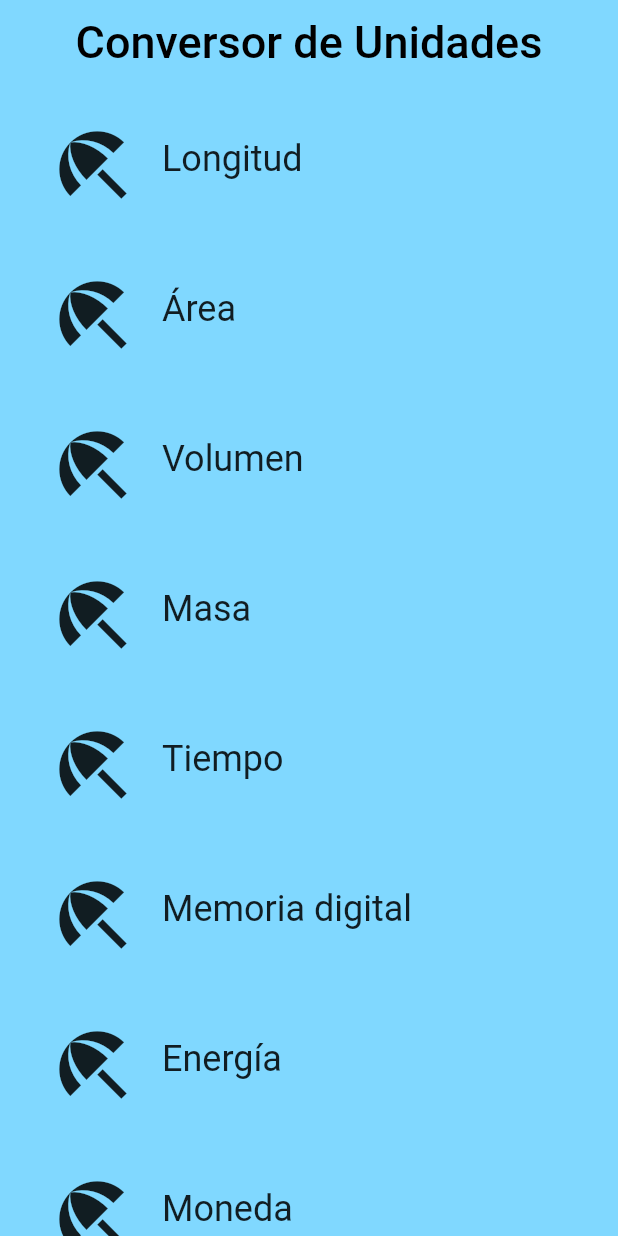
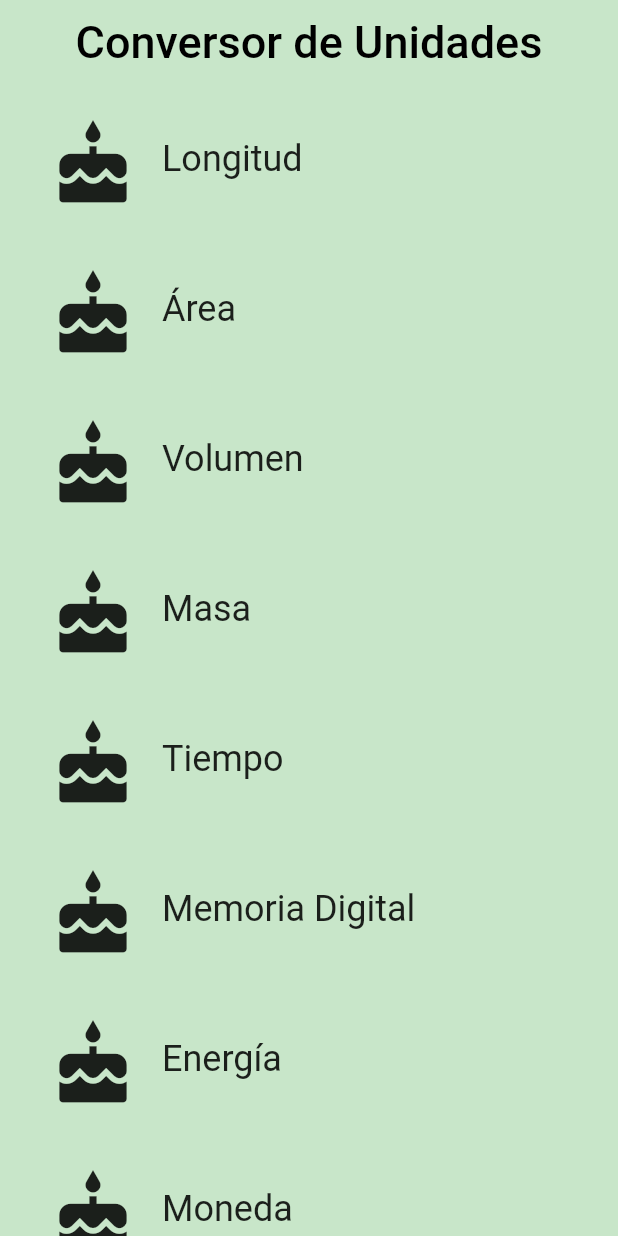
Before and after one commit to manuelvargastapia/conversor_unidades, a Flutter app: the screen it shows after launch, on a phone screen of 412 x 824 dp. Run offline on Flutter 3.47's test engine with Material 2 defaults, Android fonts, the phone set to English and light mode, and no system bars.

Commit message:
Depuración global

```diff
--- /dev/null
+++ b/lib/categoria.dart
@@ -0,0 +1,108 @@
+import 'package:flutter/material.dart';
+import 'package:meta/meta.dart';
+
+import 'package:conversor_unidades/route_conversor.dart';
+import 'package:conversor_unidades/unit.dart';
+
+final _alturaFila = 100.0;
+final _borderRadius = BorderRadius.circular(_alturaFila / 2);
+
+/// Widget para las cateorías de conversiones (Longitud, Masa, etc.).
+///
+/// Se compone de un Icon y un Text.
+/// Al tocarlo, muetsra animación coloreada.
+
+class Categoria extends StatelessWidget {
+  final String nombre;
+  final ColorSwatch color;
+  final IconData icono;
+  final List<Unit> units;
+
+  /// Creación de categorías.
+  ///
+  /// La categoría guarda su nombre (ej: 'Longitud'), su color y su ícono
+
+  // '@required' revisa si un parámetro es pasado o no (obliga a que sea
+  // satisfecho con un argumento). Sin embargo, no evalúa si el argumento
+  // es null, de ahí que se utilicen las sentencias 'assert'
+  const Categoria({
+    Key clave,
+    @required this.nombre,
+    @required this.color,
+    @required this.icono,
+    @required this.units,
+  })  : assert(nombre != null),
+        assert(color != null),
+        assert(icono != null),
+        assert(units != null),
+        super(key : clave);
+
+  /// Navegar hacia route_conversor.dart.
+  /// El método crea nuevas rutas de acuerdo a propiedades de la categoría
+  /// seleccionada (texto de AppBar, color, etc.).
+  void _navegarARouteConversor(BuildContext context) {
+    Navigator.of(context).push(MaterialPageRoute<Null>(
+      builder: (BuildContext context) {
+        return Scaffold(
+          appBar: AppBar(
+            elevation: 1.0,
+            title: Text(
+              nombre,
+              style: Theme.of(context).textTheme.display1,
+            ),
+            centerTitle: true,
+            backgroundColor: color,
+          ),
+          body: RouteConversor(
+            color: color,
+            nombre: nombre,
+            units: units,
+          ),
+        );
+      },
+    ));
+  }
+
+  /// Construir widget que muestra información de la categoría
+  /// Esta info incluye el ícono, nombre y color.
+  // El parámetro 'context' describe la ubicación de este widget en el tree.
+  // Permite obtener los datos Theme del ancestro Theme más cercano en el tree.
+  // Se obtiene el tema para texto 'display1'.
+  @override
+  Widget build(BuildContext context) {
+    return Material(
+      color: Colors.transparent,
+      child: Container(
+        height: _alturaFila,
+        child: InkWell(
+          borderRadius: _borderRadius,
+          highlightColor: color,
+          splashColor: color,
+          onTap: () => _navegarARouteConversor(context), //Equiv: () { function(); }
+          child: Padding(
+            padding: EdgeInsets.all(8.0),
+            child: Row(
+              crossAxisAlignment: CrossAxisAlignment.stretch,
+              children: [
+                Padding(
+                  padding: EdgeInsets.all(16.0),
+                  child: Icon(
+                    icono,
+                    size: 60.0,
+                  ),
+                ),
+                Center(
+                  child: Text(
+                    nombre,
+                    textAlign: TextAlign.center,
+                    style: Theme.of(context).textTheme.headline,
+                  ),
+                ),
+              ],
+            ),
+          ),
+        ),
+      ),
+    );
+  }
+}
--- a/lib/category.dart
+++ /dev/null
@@ -1,97 +0,0 @@
-import 'package:flutter/material.dart';
-import 'converter_route.dart';
-import 'unit.dart';
-
-final _alturaRow = 100.0;
-final _borderRadius = BorderRadius.circular(_alturaRow / 2);
-
-class Category extends StatelessWidget {
-  final String nombre;
-  final Color color;
-  final IconData icono;
-  final List<Unit> units;
-
-  const Category({
-    Key key,
-    @required this.nombre,
-    @required this.icono,
-    @required this.color,
-    @required this.units,
-  })  : assert(nombre != null),
-        assert(icono != null),
-        assert(color != null),
-        assert(units != null),
-        super(key: key);
-
-  void _navegarAConverterRoute(BuildContext context) {
-    // TODO: Using the Navigator, navigate to the [ConverterRoute]
-    //The ConverterRoute should also have an AppBar,
-    //the same color as the Category widget that was tapped.
-    //The Title of the AppBar should be the name of the Category
-    //Pass the name, color, and units to the ConverterRoute.
-    //The background color of each unit should be the same as
-    //the ConverterRoute's AppBar color.
-    Navigator.of(context).push(
-      MaterialPageRoute<Null>(
-        builder: (BuildContext context) {
-          return Scaffold(
-            appBar: AppBar(
-              elevation: 1.0,
-              title: Text(
-                nombre,
-                style: Theme.of(context).textTheme.display1,
-              ),
-              centerTitle: true,
-              backgroundColor: color,
-            ),
-            body: ConverterRoute(
-              nombre: nombre,
-              color: color,
-              units: units,
-            ),
-          );
-        },
-      ),
-    );
-  }
-
-  @override
-  Widget build(BuildContext context) {
-    return Material(
-      color: Colors.transparent,
-      child: Container(
-        height: _alturaRow,
-        child: InkWell(
-          borderRadius: _borderRadius,
-          highlightColor: color,
-          splashColor: color,
-          onTap: () {
-            print('Acabo de ser presionado');
-          },
-          child: Padding(
-            padding: EdgeInsets.all(8.0),
-            child: Row(
-              crossAxisAlignment: CrossAxisAlignment.stretch,
-              children: <Widget>[
-                Padding(
-                  padding: EdgeInsets.all(16.0),
-                  child: Icon(
-                    icono,
-                    size: 60.0,
-                  ),
-                ),
-                Center(
-                  child: Text(
-                    nombre,
-                    textAlign: TextAlign.center,
-                    style: Theme.of(context).textTheme.headline,
-                  ),
-                ),
-              ],
-            ),
-          ),
-        ),
-      ),
-    );
-  }
-}
--- a/lib/category_route.dart
+++ /dev/null
@@ -1,92 +0,0 @@
-import 'package:conversor_unidades/unit.dart';
-import 'package:flutter/material.dart';
-import 'package:conversor_unidades/category.dart';
-
-const _categoryIcono = Icons.beach_access;
-final _colorFondo = Colors.lightBlueAccent[100];
-
-class CategoryRoute extends StatelessWidget {
-
-  const CategoryRoute();
-
-  static const _categoryNombres = <String>[
-    'Longitud',
-    'Área',
-    'Volumen',
-    'Masa',
-    'Tiempo',
-    'Memoria digital',
-    'Energía',
-    'Moneda',
-  ];
-
-  static const _coloresBase = <Color>[
-    Colors.teal,
-    Colors.orange,
-    Colors.pinkAccent,
-    Colors.blueAccent,
-    Colors.yellow,
-    Colors.greenAccent,
-    Colors.purpleAccent,
-    Colors.red,
-  ];
-
-  Widget _construirWidgetCategory(List<Widget> categorias) {
-
-    return ListView.builder(
-      itemBuilder: (BuildContext context, int index) => categorias[index],
-      itemCount: categorias.length,
-    );
-  }
-
-  List<Unit> _obtenerListaDeUnits(String nombreDeCategory) {
-    return List.generate(10, (int numeroConversion) {
-      numeroConversion += 1;
-      return Unit(
-        nombre: '$nombreDeCategory Unit $nombreDeCategory',
-        conversion: numeroConversion.toDouble(),
-      );
-    });
-  }
-
-  @override
-  Widget build(BuildContext context) {
-
-    final categorias = <Category>[];
-
-    for (int i = 0; i < _categoryNombres.length; i++) {
-      categorias.add(
-        Category(
-            nombre: _categoryNombres[i],
-            icono: _categoryIcono,
-            color: _coloresBase[i]),
-            units: _obtenerListaDeUnits(_categoryNombres[i]),
-      );
-    }
-
-    final listView = Container(
-      color: _colorFondo,
-      padding: EdgeInsets.symmetric(horizontal: 8.0),
-      child: _construirWidgetCategory(categorias),
-    );
-
-    final appBar = AppBar(
-      centerTitle: true,
-      backgroundColor: _colorFondo,
-      elevation: 0.0,
-      title: Text(
-        'Conversor de Unidades',
-        style: TextStyle(
-          color: Colors.black,
-          fontSize: 30.0,
-        )
-      ),
-    );
-
-    return Scaffold(
-      backgroundColor: _colorFondo,
-      appBar: appBar,
-      body: listView,
-    );
-  }
-}
--- a/lib/main.dart
+++ b/lib/main.dart
@@ -1,24 +1,23 @@
 import 'package:flutter/material.dart';
-import 'package:conversor_unidades/category_route.dart';
+
+import 'package:conversor_unidades/route_categoria.dart';
 
 void main() {
   runApp(ConversorUnidades());
 }
 
-const _category_nombre = 'Icono';
-const _category_icono = Icons.cake;
-const _category_color = Colors.lightBlue;
+/// Este widget es la raíz de la app.
+/// La primera pantalla que se ve es una lista de objetos Categoria,
+/// desplegada por RouteCategoria, donde cada una de ellas contiene una lista
+/// de objetos Unit, a los cuales se accede gracias a RouteConversor.
 
-class ConversorUnidades extends StatelessWidget{
-
+class ConversorUnidades extends StatelessWidget {
   @override
   Widget build(BuildContext context) {
-
     return MaterialApp(
       debugShowCheckedModeBanner: false,
       title: 'Conversor de Unidades',
-      home: CategoryRoute(),  //Enlace a route con lista de íconos
+      home: RouteCategoria(),
     );
   }
-
 }
--- /dev/null
+++ b/lib/route_categoria.dart
@@ -0,0 +1,101 @@
+import 'package:flutter/material.dart';
+
+import 'package:conversor_unidades/categoria.dart';
+import 'package:conversor_unidades/unit.dart';
+
+final _color_de_fondo = Colors.green[100];
+
+/// Pantalla de inicio de la app. Muestra un header y una lista de categorías.
+/// Es la responsable de la UI en el destino de las routes.
+
+class RouteCategoria extends StatelessWidget {
+
+  const RouteCategoria();
+
+  static const _nombres_de_categorias = <String>[
+    'Longitud',
+    'Área',
+    'Volumen',
+    'Masa',
+    'Tiempo',
+    'Memoria Digital',
+    'Energía',
+    'Moneda',
+  ];
+
+  static const _colores_de_categorias = <Color>[
+    Colors.teal,
+    Colors.orange,
+    Colors.pinkAccent,
+    Colors.blueAccent,
+    Colors.yellow,
+    Colors.greenAccent,
+    Colors.purpleAccent,
+    Colors.red,
+  ];
+
+  /// Define el número correcto de filas para la ListView, la cual a su vez
+  /// es la encargada de la organización de las categorías.
+  Widget _contruirWidgetsCategorias(List<Widget> categorias) {
+    return ListView.builder(
+      itemBuilder: (BuildContext context, int index) => categorias[index],
+      itemCount: categorias.length,
+    );
+  }
+
+  /// Retorna una lista de Units (prototipos de prueba).
+  List<Unit> _obtenerListaUnits(String nombreCategoria) {
+    return List.generate(10, (int i) {
+      i += 1;
+      return Unit(
+        nombre: '$nombreCategoria Unit $i',
+        conversion: i.toDouble(),
+      );
+    });
+  }
+
+  ///Creación y despliegue de la lista de categorías en la pantalla inicial
+  @override
+  Widget build(BuildContext context) {
+
+    final categorias = <Categoria>[]; //Lista de categorías vacía
+
+    //Asignar nombre, color e ícono a cada categoría, luego meterla en la lista
+    for (var i = 0; i < _nombres_de_categorias.length; i++) {
+      categorias.add(Categoria(
+        nombre: _nombres_de_categorias[i],
+        color: _colores_de_categorias[i],
+        icono: Icons.cake,
+        units: _obtenerListaUnits(_nombres_de_categorias[i]),
+      ));
+    }
+
+    //Crear contenedor de la categoría, con su color, padding e incrustarle
+    //la categoría como child
+    final listView = Container(
+      color: _color_de_fondo,
+      padding: EdgeInsets.symmetric(horizontal: 8.0),
+      child: _contruirWidgetsCategorias(categorias),
+    );
+
+    //Definir AppBar de la pantalla inicial de la app
+    final appBar = AppBar(
+      elevation: 0.0,
+      title: Text(
+        'Conversor de Unidades',
+        style: TextStyle(
+          color: Colors.black,
+          fontSize: 30.0,
+        ),
+      ),
+      centerTitle: true,
+      backgroundColor: _color_de_fondo,
+    );
+
+    //Retornar Scaffold con estructura de la pantalla
+    return Scaffold(
+      appBar: appBar,
+      body: listView,
+    );
+  }
+}
--- a/lib/converter_route.dart
+++ b/lib/route_conversor.dart
@@ -1,28 +1,35 @@
 import 'package:flutter/material.dart';
-import 'unit.dart';
+import 'package:meta/meta.dart';
 
-class ConverterRoute extends StatelessWidget{
+import 'package:conversor_unidades/unit.dart';
+
+/// Pantalla donde el usuario puede introducir cantidades para convertir.
+/// De momento, solo despliega una lista de units a modo de prueba.
+/// Es responsable de la UI en el destino de las rutas.
+
+class RouteConversor extends StatelessWidget {
 
   final String nombre;
   final Color color;
   final List<Unit> units;
 
-  const ConverterRoute({
+  /// Esta clase requiere que todos sus argumentos no sean null.
+  const RouteConversor({
     @required this.nombre,
     @required this.color,
     @required this.units,
-  }) :  assert(nombre != null),
+  })  : assert(nombre != null),
         assert(color != null),
         assert(units != null);
 
+  ///Configuración de ListView que muestra los ítems de la categoría
   @override
   Widget build(BuildContext context) {
 
-    final widgetsUnit = units.map((Unit unit){
-
-      // TODO: Set the color for this Container
-
+    // Placeholder para units de prueba
+    final widgetsUnit = units.map((Unit unit) {
       return Container(
+        color: color,
         margin: EdgeInsets.all(8.0),
         padding: EdgeInsets.all(16.0),
         child: Column(
@@ -39,6 +46,7 @@ class ConverterRoute extends StatelessWidget{
         ),
       );
     }).toList();
+
     return ListView(
       children: widgetsUnit,
     );
--- a/lib/unit.dart
+++ b/lib/unit.dart
@@ -3,6 +3,8 @@ import 'package:meta/meta.dart';
 class Unit {
   final String nombre;
   final double conversion;
+
+  /// Un objeto Unit almacena su nombre y factor de conversión.
 
   const Unit({
     @required this.nombre,
@@ -10,6 +12,7 @@ class Unit {
   })  : assert(nombre != null),
         assert(conversion != null);
 
+  /// Creación de Unit mediante objeto JSON
   Unit.fromJson(Map jsonMap)
       : nombre = jsonMap['nombre'],
         conversion = jsonMap['conversion'].toDouble(),
```
